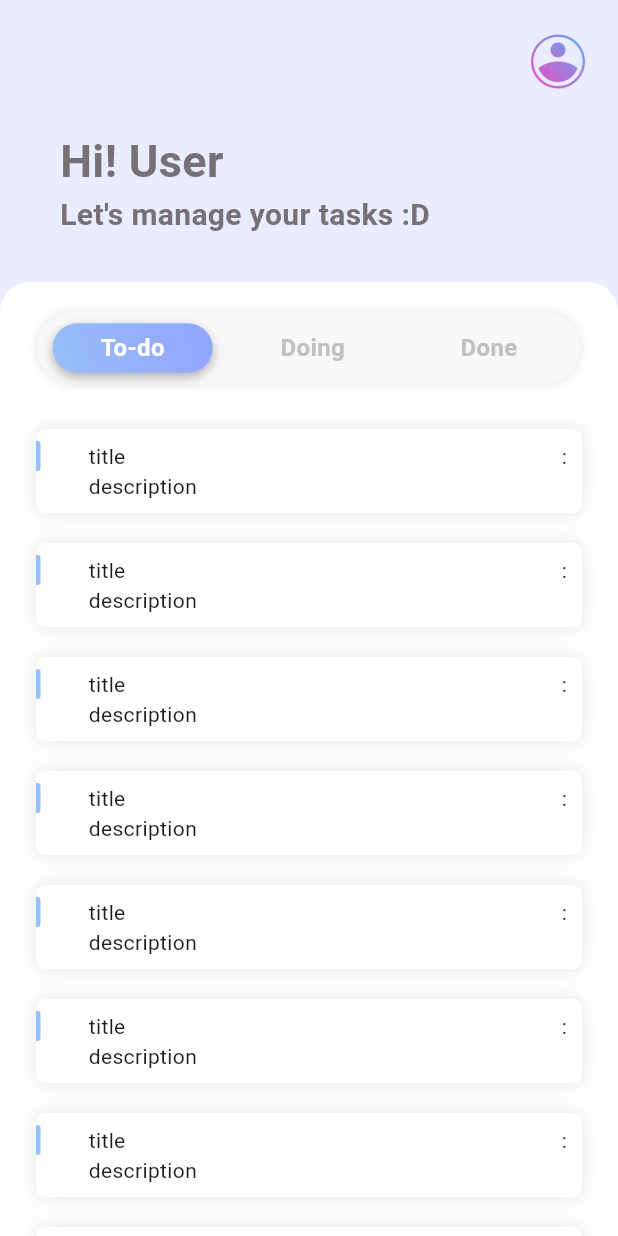
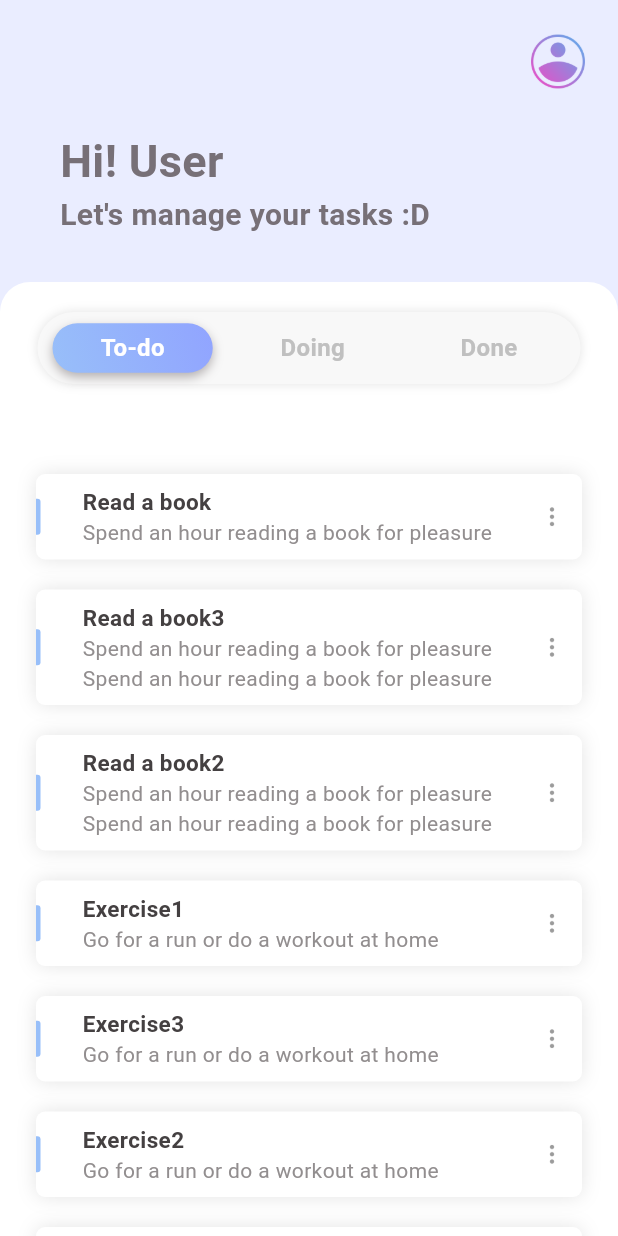
Before and after one commit to Wanwwaan/task_management_app, a Flutter app: the screen it shows after launch, on a phone screen of 412 x 824 dp. Run offline on Flutter 3.47's test engine with Material 3 defaults, Android fonts, the phone set to English and light mode, and no system bars; drawn by our look-alikes of grouped_list; our stand-ins replace get, google_fonts; missing offline and left inert: moment_dart; Roboto replaces fonts that are missing (Kanit).

Commit message:
Update ui on task list, display group task items and date

```diff
--- a/lib/constants/app_colors.dart
+++ b/lib/constants/app_colors.dart
@@ -6,11 +6,12 @@ class AppColors {
   static const Color whiteSmoke = Color(0xFFF8F8F8);
   static const Color titaniumWhite = Color(0xFFE2E2E2);
   static const Color silver = Color(0xFFC0C0C0);
-  static const Color gray = Color(0xFF747071);
+  static const Color gray = Color(0xFF444041);
   static const Color eclipse = Color(0xFF3D3839);
   static const Color coolGray = Color(0xFFB3AFB0);
   static const Color cement = Color(0xFF777077);
   static const Color gradientLeft = Color(0xFF98BFF9);
   static const Color gradientRight = Color(0xFF91A4FF);
   static const Color lightGray = Color(0xFFE4E4E4);
+  static const Color darkGray = Color(0xFF928E8F);
 }
--- a/lib/constants/image_path.dart
+++ b/lib/constants/image_path.dart
@@ -2,4 +2,5 @@ const String rootPath = "assets/images";
 
 class ImagePath {
   static const String user = "$rootPath/user.png";
+  static const String menu = "$rootPath/menu.png";
 }
--- a/lib/screen/main/controllers/main_controller.dart
+++ b/lib/screen/main/controllers/main_controller.dart
@@ -1,5 +1,10 @@
 import 'package:get/get.dart';
+import 'package:task_management_app/constants/tab_key.dart';
 
 class MainController extends GetxController {
+  final RxString tabKey = TabKey.todo.obs;
 
+  void onTabTask(String key) {
+    tabKey.value = key;
+  }
 }
--- a/lib/screen/main/views/main_screen.dart
+++ b/lib/screen/main/views/main_screen.dart
@@ -1,9 +1,12 @@
 import 'package:flutter/material.dart';
+import 'package:get/get.dart';
 import 'package:task_management_app/constants/app_colors.dart';
 import 'package:task_management_app/constants/tab_key.dart';
+import 'package:task_management_app/screen/main/controllers/main_controller.dart';
 import 'package:task_management_app/screen/main/views/widgets/task_tab.dart';
 import 'package:task_management_app/screen/main/views/widgets/welcome_text.dart';
 
+import 'widgets/task_list.dart';
 import 'widgets/user_avatar.dart';
 
 class MainScreen extends StatefulWidget {
@@ -14,13 +17,7 @@ class MainScreen extends StatefulWidget {
 }
 
 class _MainScreenState extends State<MainScreen> {
-  var tabKey = 'To-do';
-
-  void _onTabTask(String txt) {
-    setState(() {
-      tabKey = txt;
-    });
-  }
+  final _mainController = Get.find<MainController>();
 
   final data = {
     "tasks": [
@@ -37,11 +34,84 @@ class _MainScreenState extends State<MainScreen> {
         "description": "Go for a run or do a workout at home",
         "createdAt": "2023-03-25T09:00:00Z",
         "status": "TODO"
-      }
+      },
+      {
+        "id": "119a8c45-3f3d-41da-88bb-423c5367b81a",
+        "title": "Exercise",
+        "description": "Go for a run or do a workout at home",
+        "createdAt": "2023-03-25T09:00:00Z",
+        "status": "TODO"
+      },
+      {
+        "id": "119a8c45-3f3d-41da-88bb-423c5367b81a",
+        "title": "Exercise",
+        "description": "Go for a run or do a workout at home",
+        "createdAt": "2023-03-25T09:00:00Z",
+        "status": "TODO"
+      },
+      {
+        "id": "119a8c45-3f3d-41da-88bb-423c5367b81a",
+        "title": "Exercise",
+        "description": "Go for a run or do a workout at home",
+        "createdAt": "2023-03-25T09:00:00Z",
+        "status": "TODO"
+      },
     ],
     "pageNumber": 0,
     "totalPages": 16
   };
+
+  List tasks = [
+    {
+      "id": "cbb0732a-c9ab-4855-b66f-786cd41a3cd1",
+      "title": "Read a book",
+      "description": "Spend an hour reading a book for pleasure",
+      "createdAt": "2023-03-24T19:30:00Z",
+      "status": "TODO"
+    },
+    {
+      "id": "cbb0732a-c9ab-4855-b66f-786cd41a3cd1",
+      "title": "Read a book2",
+      "description": "Spend an hour reading a book for pleasure Spend an hour reading a book for pleasure",
+      "createdAt": "2023-03-24T19:40:00Z",
+      "status": "TODO"
+    },
+    {
+      "id": "cbb0732a-c9ab-4855-b66f-786cd41a3cd1",
+      "title": "Read a book3",
+      "description": "Spend an hour reading a book for pleasure Spend an hour reading a book for pleasure",
+      "createdAt": "2023-03-24T19:35:00Z",
+      "status": "TODO"
+    },
+    {
+      "id": "119a8c45-3f3d-41da-88bb-423c5367b81a",
+      "title": "Exercise1",
+      "description": "Go for a run or do a workout at home",
+      "createdAt": "2023-03-25T09:00:01Z",
+      "status": "TODO"
+    },
+    {
+      "id": "119a8c45-3f3d-41da-88bb-423c5367b81a",
+      "title": "Exercise3",
+      "description": "Go for a run or do a workout at home",
+      "createdAt": "2023-03-25T09:00:01Z",
+      "status": "TODO"
+    },
+    {
+      "id": "119a8c45-3f3d-41da-88bb-423c5367b81a",
+      "title": "Exercise2",
+      "description": "Go for a run or do a workout at home",
+      "createdAt": "2023-03-25T09:00:01Z",
+      "status": "TODO"
+    },
+    {
+      "id": "119a8c45-3f3d-41da-88bb-423c5367b81a",
+      "title": "Exercise4",
+      "description": "Go for a run or do a workout at home",
+      "createdAt": "2023-03-25T09:01:01Z",
+      "status": "TODO"
+    },
+  ];
 
   @override
   Widget build(BuildContext context) {
@@ -77,7 +147,8 @@ class _MainScreenState extends State<MainScreen> {
                         topLeft: Radius.circular(20),
                         topRight: Radius.circular(20),
                       )),
-                  child: Column(
+                  child: Obx(
+                    () => Column(
                       children: [
                         Container(
                           margin: const EdgeInsets.symmetric(
@@ -106,74 +177,33 @@ class _MainScreenState extends State<MainScreen> {
                               crossAxisAlignment: CrossAxisAlignment.center,
                               children: [
                                 TaskTab(
-                                tabKey: tabKey,
+                                  tabKey: _mainController.tabKey.value,
                                   tabName: TabKey.todo,
-                                onTab: () => _onTabTask(TabKey.todo),
+                                  onTab: () => _mainController.onTabTask(TabKey.todo),
                                 ),
                                 TaskTab(
-                                tabKey: tabKey,
+                                  tabKey: _mainController.tabKey.value,
                                   tabName: TabKey.doing,
-                                onTab: () => _onTabTask(TabKey.doing),
+                                  onTab: () => _mainController.onTabTask(TabKey.doing),
                                 ),
                                 TaskTab(
-                                tabKey: tabKey,
+                                  tabKey: _mainController.tabKey.value,
                                   tabName: TabKey.done,
-                                onTab: () => _onTabTask(TabKey.done),
+                                  onTab: () => _mainController.onTabTask(TabKey.done),
                                 ),
                               ],
                             ),
                           ),
                         ),
-                      Expanded(
-                        child: ListView.builder(
-                          shrinkWrap: true,
-                          itemCount: 10,
-                          itemBuilder: (BuildContext context, int index) {
-                            return (Container(
-                              margin: const EdgeInsets.symmetric(horizontal: 24, vertical: 10),
-                              padding: const EdgeInsets.only(top: 8, bottom: 8, right: 10),
-                              decoration: const BoxDecoration(
-                                  color: AppColors.white,
-                                  borderRadius: BorderRadius.all(Radius.circular(6)),
-                                  boxShadow: [
-                                    BoxShadow(
-                                      color: AppColors.lightGray,
-                                      blurRadius: 10,
-                                    ),
-                                  ]),
-                              child: Row(
-                                crossAxisAlignment: CrossAxisAlignment.start,
-                                children: [
-                                  Container(
-                                    decoration: const BoxDecoration(
-                                        color: AppColors.gradientLeft,
-                                        borderRadius: BorderRadius.only(
-                                          topRight: Radius.circular(2),
-                                          bottomRight: Radius.circular(2),
-                                        )),
-                                    height: 20,
-                                    width: 3,
-                                  ),
-                                  const SizedBox(
-                                    width: 32,
-                                  ),
-                                  const Expanded(
-                                    child: Column(
-                                      crossAxisAlignment: CrossAxisAlignment.start,
-                                      children: [
-                                        Text('title'),
-                                        Text('description'),
+                        TaskList(
+                            tasksData: tasks,
+                            bg: _mainController.tabKey.value == TabKey.todo
+                                ? AppColors.white
+                                : _mainController.tabKey.value == TabKey.doing
+                                    ? Colors.green
+                                    : Colors.deepOrange),
                       ],
                     ),
-                                  ),
-                                  Text(':')
-                                ],
-                              ),
-                            ));
-                          },
-                        ),
-                      )
-                    ],
                   ),
                 ),
               ),
--- /dev/null
+++ b/lib/screen/main/views/widgets/task_list.dart
@@ -0,0 +1,116 @@
+import 'package:flutter/material.dart';
+import 'package:grouped_list/grouped_list.dart';
+
+import '../../../../constants/app_colors.dart';
+import '../../../../constants/image_path.dart';
+import '../../../../utils/date_helper.dart';
+
+class TaskList extends StatelessWidget {
+  final List tasksData;
+  final Color bg;
+
+  const TaskList({
+    super.key,
+    required this.tasksData,
+    required this.bg, //TODO: this will remove after add tabs screen for each tab
+  });
+
+  @override
+  Widget build(BuildContext context) {
+    return Expanded(
+      child: Container(
+        color: bg,
+        child: GroupedListView(
+          shrinkWrap: true,
+          elements: tasksData,
+          groupBy: ((element) => DateHelper.dateGroupSeparator(element['createdAt'])),
+          order: GroupedListOrder.ASC,
+          groupSeparatorBuilder: (value) {
+            return Padding(
+              padding: const EdgeInsets.only(left: 24, right: 24, top: 8),
+              child: Text(
+                value,
+                style: const TextStyle(
+                  fontSize: 16,
+                  fontWeight: FontWeight.bold,
+                  color: AppColors.eclipse,
+                ),
+              ),
+            );
+          },
+          itemComparator: (item1, item2) => item1['createdAt'].compareTo(item2['createdAt']),
+          itemBuilder: (context, task) {
+            return Container(
+              margin: const EdgeInsets.symmetric(
+                horizontal: 24,
+                vertical: 10,
+              ),
+              padding: const EdgeInsets.only(
+                top: 8,
+                bottom: 8,
+                right: 10,
+              ),
+              decoration: const BoxDecoration(
+                  color: AppColors.white,
+                  borderRadius: BorderRadius.all(Radius.circular(6)),
+                  boxShadow: [
+                    BoxShadow(
+                      color: AppColors.lightGray,
+                      blurRadius: 10,
+                    ),
+                  ]),
+              child: Row(
+                mainAxisAlignment: MainAxisAlignment.start,
+                children: [
+                  Container(
+                    alignment: Alignment.topCenter,
+                    decoration: const BoxDecoration(
+                        color: AppColors.gradientLeft,
+                        borderRadius: BorderRadius.only(
+                          topRight: Radius.circular(2),
+                          bottomRight: Radius.circular(2),
+                        )),
+                    height: 24,
+                    width: 3,
+                  ),
+                  const SizedBox(
+                    width: 28,
+                  ),
+                  Expanded(
+                    child: Column(
+                      crossAxisAlignment: CrossAxisAlignment.start,
+                      children: [
+                        Text(
+                          task['title'],
+                          style: const TextStyle(
+                            fontSize: 15,
+                            fontWeight: FontWeight.bold,
+                            color: AppColors.gray,
+                          ),
+                        ),
+                        Text(
+                          task['description'],
+                          style: const TextStyle(
+                            fontSize: 14,
+                            color: AppColors.darkGray,
+                          ),
+                        ),
+                      ],
+                    ),
+                  ),
+                  Center(
+                    child: Image.asset(
+                      ImagePath.menu,
+                      width: 20,
+                      height: 20,
+                    ),
+                  )
+                ],
+              ),
+            );
+          },
+        ),
+      ),
+    );
+  }
+}
--- a/lib/screen/main/views/widgets/task_tab.dart
+++ b/lib/screen/main/views/widgets/task_tab.dart
@@ -56,7 +56,6 @@ class TaskTab extends StatelessWidget {
             fontSize: 16,
             fontWeight: FontWeight.w700,
             color: isTab ? AppColors.white : AppColors.silver,
-            // color: AppColors.silver, //inactive
           ),
         ),
       ),
--- /dev/null
+++ b/lib/utils/date_helper.dart
@@ -0,0 +1,7 @@
+import 'package:moment_dart/moment_dart.dart';
+
+class DateHelper {
+  static String dateGroupSeparator(String date) {
+    return Moment(DateTime.parse(date)).format('DD MMMM YYYY');
+  }
+}
--- a/pubspec.yaml
+++ b/pubspec.yaml
@@ -37,6 +37,8 @@ dependencies:
   cupertino_icons: ^1.0.2
   get:
   google_fonts: ^6.1.0
+  grouped_list: ^5.1.2
+  moment_dart: ^1.1.1
 
 dev_dependencies:
   flutter_test:
```
Also changed, not shown: assets/images/menu.png (added). Lines whose indentation alone changed are shown as unchanged.
